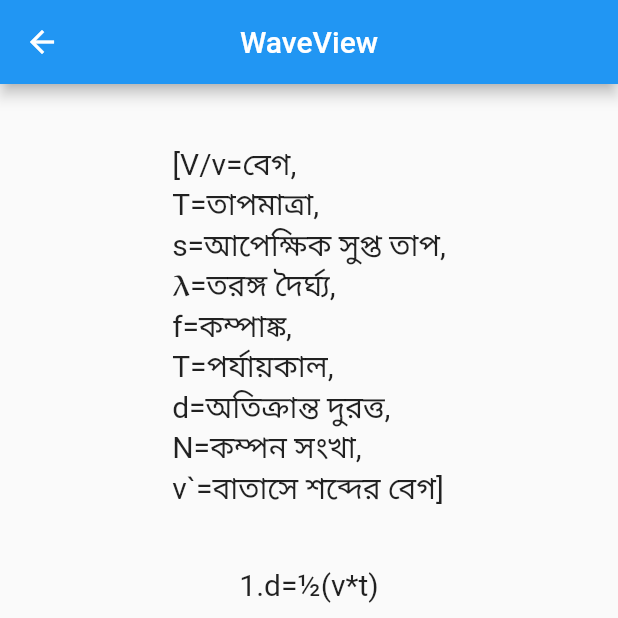
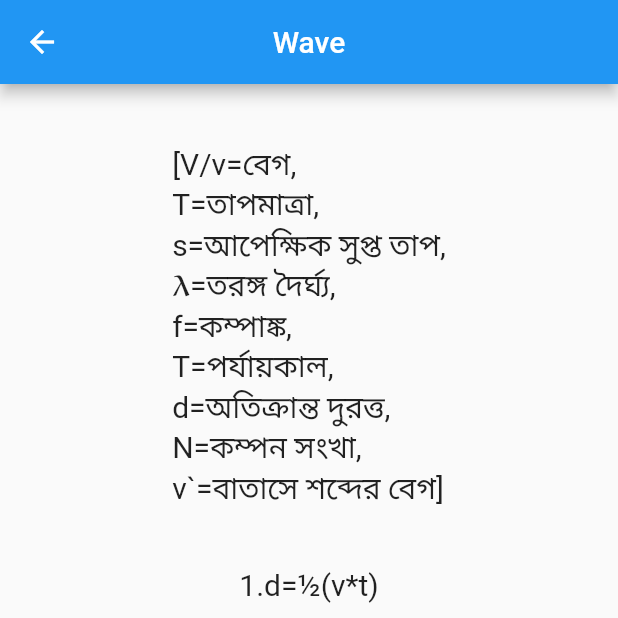
Before and after one commit to CPAD-Gazipur/Formula, a Flutter app: the PhysicsView screen opened by its route, after a tap on "Wave Formula", on a phone screen of 412 x 824 dp, the top half of it. Run offline on Flutter 3.47's test engine with Material 2 defaults, Android fonts, the phone set to English and light mode, and no system bars; our stand-ins replace get.

Commit message:
initial commit

```diff
--- a/lib/app/global_widgets/button/page_button.dart
+++ b/lib/app/global_widgets/button/page_button.dart
@@ -1,12 +1,14 @@
 import 'package:flutter/material.dart';
 
 class PageButton extends StatelessWidget {
+  final Color color;
   final String text;
   final Function() onclick;
   const PageButton({
     Key? key,
     this.text = '',
     required this.onclick,
+    required this.color,
   }) : super(key: key);
 
   @override
@@ -14,6 +16,8 @@ class PageButton extends StatelessWidget {
     return InkWell(
       child: Text(text),
       onTap: onclick,
+      splashColor: color,
+      borderRadius: BorderRadius.circular(20.0),
     );
   }
 }
--- a/lib/app/modules/home/views/home_view.dart
+++ b/lib/app/modules/home/views/home_view.dart
@@ -21,12 +21,14 @@ class HomeView extends GetView<HomeController> {
                 Get.toNamed(Routes.MATH);
               },
               text: "Math page",
+              color: Colors.yellowAccent,
             ),
             PageButton(
               onclick: () {
                 Get.toNamed(Routes.PHYSICS);
               },
               text: "Physics page",
+              color: Colors.redAccent,
             ),
           ],
         ),
--- a/lib/app/modules/physics/views/physics_view.dart
+++ b/lib/app/modules/physics/views/physics_view.dart
@@ -25,36 +25,42 @@ class PhysicsView extends GetView<PhysicsController> {
                   Get.toNamed(Routes.MOTION);
                 },
                 text: "Motion Formula",
+                color: Colors.greenAccent,
               ),
               PageButton(
                 onclick: () {
                   Get.toNamed(Routes.FORCE);
                 },
                 text: "Force Formula",
+                color: Colors.yellowAccent,
               ),
               PageButton(
                 onclick: () {
                   Get.toNamed(Routes.WPE);
                 },
                 text: "Work , Power & Energy Formula",
+                color: Colors.pinkAccent,
               ),
               PageButton(
                 onclick: () {
                   Get.toNamed(Routes.PRESSURE);
                 },
                 text: "Pressure Formula",
+                color: Colors.purpleAccent,
               ),
               PageButton(
                 onclick: () {
                   Get.toNamed(Routes.WAVE);
                 },
                 text: "Wave Formula",
+                color: Colors.blueAccent,
               ),
               PageButton(
                 onclick: () {
                   Get.toNamed(Routes.PQM);
                 },
                 text: "Physical Quantities & Measurements Formula",
+                color: Colors.amber,
               ),
             ],
           ),
--- a/lib/app/modules/physics/wave/views/wave_view.dart
+++ b/lib/app/modules/physics/wave/views/wave_view.dart
@@ -9,7 +9,7 @@ class WaveView extends GetView<WaveController> {
   Widget build(BuildContext context) {
     return Scaffold(
       appBar: AppBar(
-        title: Text('WaveView'),
+        title: Text('Wave'),
         centerTitle: true,
       ),
       body: Center(
```
Also changed, not shown: lib/app/modules/physics/force/views/force_view.dart (+8 -3 lines).
